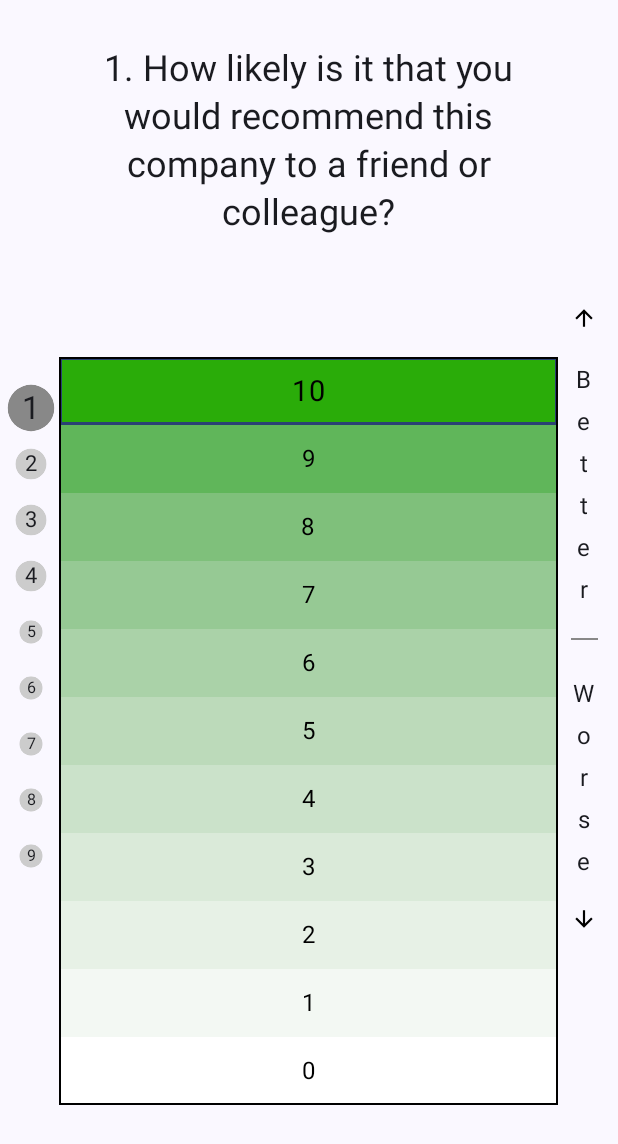
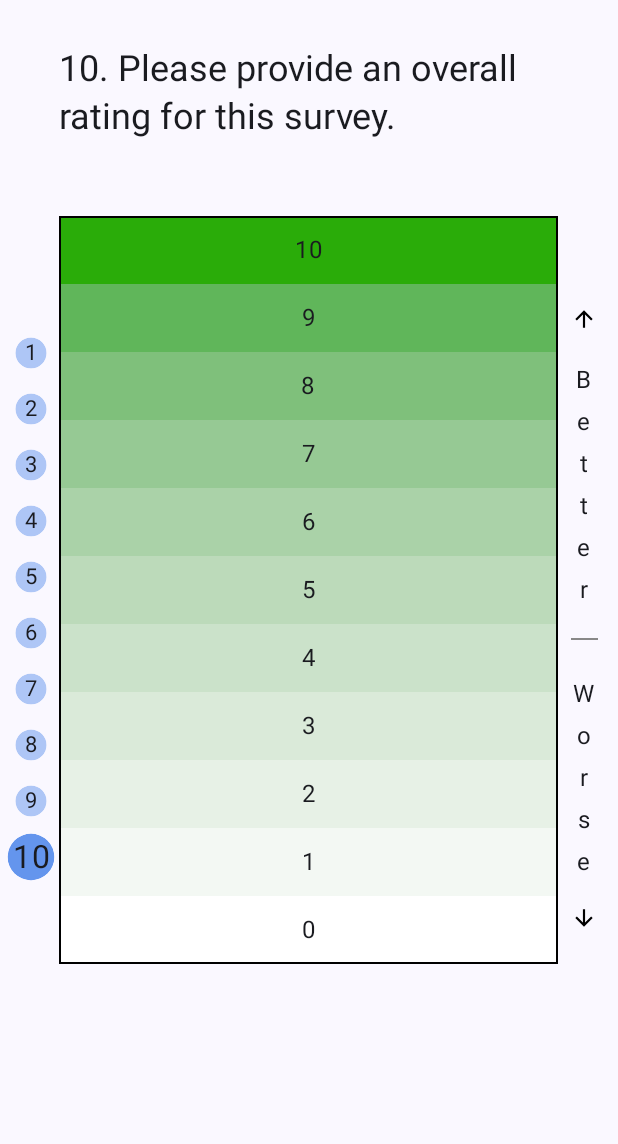
Before and after one commit to idebasishbose/MobileSurvey, an Android app built with Jetpack Compose: the screen it shows after launch (MainActivity), after a tap on "10", on a phone screen of 412 x 824 dp. Shown: the top 1144 px of the screen. Run offline under Robolectric (Android 15) with nearby library versions, the phone set to English and light mode, and no system bars.

Commit message:
Working version, 09-03-2024

```diff
--- a/app/src/main/java/com/mobile/survey/surveypage/SurveyPageComposable.kt
+++ b/app/src/main/java/com/mobile/survey/surveypage/SurveyPageComposable.kt
@@ -20,6 +20,7 @@ import androidx.compose.foundation.lazy.LazyRow
 import androidx.compose.material3.MaterialTheme
 import androidx.compose.material3.Surface
 import androidx.compose.material3.Text
+import androidx.compose.material3.contentColorFor
 import androidx.compose.runtime.Composable
 import androidx.compose.runtime.getValue
 import androidx.compose.runtime.mutableStateOf
@@ -30,6 +31,8 @@ import androidx.compose.ui.Modifier
 import androidx.compose.ui.graphics.Color
 import androidx.compose.ui.graphics.graphicsLayer
 import androidx.compose.ui.res.colorResource
+import androidx.compose.ui.semantics.contentDescription
+import androidx.compose.ui.semantics.semantics
 import androidx.compose.ui.text.style.TextAlign
 import androidx.compose.ui.tooling.preview.Preview
 import androidx.compose.ui.unit.dp
@@ -55,9 +58,11 @@ fun SurveyPage(
 
         Text(
             text = surveyPageState.question,
-            style = MaterialTheme.typography.headlineSmall.copy(textAlign = TextAlign.Center)
+            color = contentColorFor(MaterialTheme.colorScheme.background),
+            textAlign = TextAlign.Left,
+            style = MaterialTheme.typography.headlineSmall
         )
-        Spacer(modifier = Modifier.height(height = 80.dp))
+        Spacer(modifier = Modifier.height(height = 50.dp))
 
         OptionList(
             enableColor = enableColor,
@@ -129,7 +134,7 @@ fun OptionItem(
 
     Box(
         modifier = Modifier
-            .fillMaxSize()
+            .fillMaxWidth()
             .heightIn(itemHeight.dp)
             .widthIn(min = 20.dp, max = 30.dp)
             .background(color = color)
@@ -167,11 +172,15 @@ fun RadioText(
 
         else -> option.title
     }
-    Text(
-        text = title,
-        color = colorResource(id = R.color.black),
+    Text(text = title,
+        color = contentColorFor(MaterialTheme.colorScheme.background),
         textAlign = TextAlign.Center,
-        modifier = Modifier.fillMaxWidth()
+        modifier = Modifier
+            .fillMaxWidth()
+            .semantics {
+                contentDescription = title
+            } // Add a meaningful content description
+
     )
 }
 
--- a/app/src/main/java/com/mobile/survey/surveypage/SurveyPageView.kt
+++ b/app/src/main/java/com/mobile/survey/surveypage/SurveyPageView.kt
@@ -34,6 +34,8 @@ import androidx.compose.ui.Modifier
 import androidx.compose.ui.graphics.Color
 import androidx.compose.ui.graphics.painter.Painter
 import androidx.compose.ui.res.painterResource
+import androidx.compose.ui.semantics.contentDescription
+import androidx.compose.ui.semantics.semantics
 import androidx.compose.ui.tooling.preview.Preview
 import androidx.compose.ui.unit.dp
 import com.mobile.survey.R
@@ -51,32 +53,27 @@ fun SurveyPageView(modifier: Modifier = Modifier) {
 
 
     Row(
-        modifier = modifier.fillMaxSize(),
-        verticalAlignment = Alignment.CenterVertically
+        modifier = modifier.fillMaxSize(), verticalAlignment = Alignment.CenterVertically
     ) {
         val surveyPagesCarouselState = surveyPagesState()
         val pageCount = surveyPagesCarouselState.surveyPagesState.size
 
-        val pagerState =
-            rememberPagerState(initialPage = 0, pageCount = { pageCount })
+        val pagerState = rememberPagerState(initialPage = 0, pageCount = { pageCount })
         val coroutineScope = rememberCoroutineScope()
 
         Spacer(modifier = Modifier.width(10.dp))
 
-        PagerIndicator(
-            pagerState = pagerState,
+        PagerIndicator(pagerState = pagerState,
             orientation = IndicatorOrientation.Vertical,
             onClick = { index ->
                 // Handle click event, for example, scroll to the page at the clicked index
                 coroutineScope.launch {
                     pagerState.animateScrollToPage(index)
                 }
-            }
-        )
+            })
 
         SurveyPagesCarousel(
-            surveyPagesCarouselState = surveyPagesCarouselState,
-            pagerState = pagerState
+            surveyPagesCarouselState = surveyPagesCarouselState, pagerState = pagerState
         )
 
 
@@ -113,12 +110,7 @@ fun TextWithIconVerticalLayout(
 
 
         MovingArrowAnimation(painter = painter1, direction = ArrowDirection.UP, iconTint = iconTint)
-//        Icon(
-//            painter = painter1,
-//            contentDescription = contentDescription,
-//            tint = iconTint,
-//            modifier = Modifier.size(100.dp)
-//        )
+
         text1.forEach {
             Text(text = it.toString(), modifier = Modifier.padding(top = 4.dp))
         }
@@ -128,9 +120,7 @@ fun TextWithIconVerticalLayout(
         }
 
         MovingArrowAnimation(
-            direction = ArrowDirection.DOWN,
-            painter = painter2,
-            iconTint = iconTint
+            direction = ArrowDirection.DOWN, painter = painter2, iconTint = iconTint
         )
     }
 }
@@ -148,9 +138,9 @@ fun MovingArrowAnimation(direction: ArrowDirection, painter: Painter, iconTint:
             animation = tween(
                 durationMillis = 1000, // Longer duration for subtle movement
                 easing = LinearEasing // Use LinearEasing for smooth motion
-            ),
-            repeatMode = RepeatMode.Reverse
-        ), label = ""
+            ), repeatMode = RepeatMode.Reverse
+        ),
+        label = ""
     )
 
     offsetY = offsetAnimation.dp
@@ -165,8 +155,7 @@ fun MovingArrowAnimation(direction: ArrowDirection, painter: Painter, iconTint:
             painter = painter,
             contentDescription = null,
             tint = iconTint,
-            modifier = Modifier
-                .fillMaxSize()
+            modifier = Modifier.fillMaxSize()
         )
     }
 }
@@ -186,8 +175,7 @@ fun SurveyPagesCarousel(
     ) { page ->
 
         Box(
-            modifier
-                .wrapContentHeight()
+            modifier.wrapContentHeight()
         ) {
 
             SurveyPage(
@@ -196,14 +184,14 @@ fun SurveyPagesCarousel(
                 modifier
             )
 
-            TextWithIconVerticalLayout(
-                text1 = "Better",
+            TextWithIconVerticalLayout(text1 = "Better",
                 text2 = "Worse",
                 iconResId1 = R.drawable.baseline_arrow_upward_24,
                 iconResId2 = R.drawable.baseline_arrow_downward_24,
                 iconTint = Color.Black,
-                modifier = Modifier.align(Alignment.CenterEnd)
-            )
+                modifier = Modifier
+                    .align(Alignment.CenterEnd)
+                    .semantics { contentDescription = "" })
 
         }
     }
@@ -214,8 +202,7 @@ fun SurveyPagesCarousel(
 @Composable
 fun PreviewSurveyPage() {
     val pagerState = rememberPagerState(
-        initialPage = 0,
-        initialPageOffsetFraction = 0f
+        initialPage = 0, initialPageOffsetFraction = 0f
     ) {
         1
     }
--- a/app/src/main/java/com/mobile/survey/surveypage/composables/PagerIndicatorComposable.kt
+++ b/app/src/main/java/com/mobile/survey/surveypage/composables/PagerIndicatorComposable.kt
@@ -16,8 +16,10 @@ import androidx.compose.foundation.lazy.LazyRow
 import androidx.compose.foundation.lazy.rememberLazyListState
 import androidx.compose.foundation.pager.PagerState
 import androidx.compose.foundation.shape.CircleShape
+import androidx.compose.material3.MaterialTheme
 import androidx.compose.material3.MaterialTheme.typography
 import androidx.compose.material3.Text
+import androidx.compose.material3.contentColorFor
 import androidx.compose.runtime.Composable
 import androidx.compose.runtime.LaunchedEffect
 import androidx.compose.runtime.derivedStateOf
@@ -45,8 +47,8 @@ fun PagerIndicator(
     indicatorSize: Dp = 17.dp,
     indicatorShape: Shape = CircleShape,
     space: Dp = 20.dp,
-    activeColor: Color = Color.Gray,
-    inActiveColor: Color = Color.LightGray,
+    activeColor: Color = Color(0xFF6495ED),
+    inActiveColor: Color = Color(0xFF6495ED).copy(alpha = 0.5f),
     orientation: IndicatorOrientation = IndicatorOrientation.Horizontal,
     onClick: ((Int) -> Unit)? = null
 ) {
@@ -159,7 +161,7 @@ private fun LazyListScope.indicatorItems(
                 val scale = if (isSelected) {
                     1.8f
                 } else if (isLeftEdgeItem || isRightEdgeItem) {
-                    .9f
+                    1.2f
                 } else {
                     1.2f
                 }
@@ -180,6 +182,7 @@ private fun LazyListScope.indicatorItems(
                 text = (index + 1).toString(),
                 textAlign = TextAlign.Center,
                 style = typography.bodySmall,
+                color = contentColorFor(MaterialTheme.colorScheme.background),
                 modifier = Modifier.wrapContentHeight(Alignment.CenterVertically)
             )
         }
--- a/app/src/main/java/com/mobile/survey/surveypage/model/SurveyPagePreviewHelper.kt
+++ b/app/src/main/java/com/mobile/survey/surveypage/model/SurveyPagePreviewHelper.kt
@@ -16,7 +16,7 @@ fun surveyPagesState() = SurveyPagesState(
             textVisible = true,
             verticalSurvey = true
         ), SurveyPageState(
-            question = "2. Overall, how dissatisfied did you get with the last service?",
+            question = "2. How dissatisfied were you with the recent service?",
             options = negativeList(),
             scaleType = ScaleType.POSITIVE,
             textVisible = true,
@@ -59,6 +59,12 @@ fun surveyPagesState() = SurveyPagesState(
             verticalSurvey = true
         ), SurveyPageState(
             question = "9. How likely are you  to repeat your purchase?",
+            options = positiveList(),
+            scaleType = ScaleType.POSITIVE,
+            textVisible = true,
+            verticalSurvey = true
+        ), SurveyPageState(
+            question = "10. Please provide an overall rating for this survey.",
             options = positiveList(),
             scaleType = ScaleType.POSITIVE,
             textVisible = true,
```
